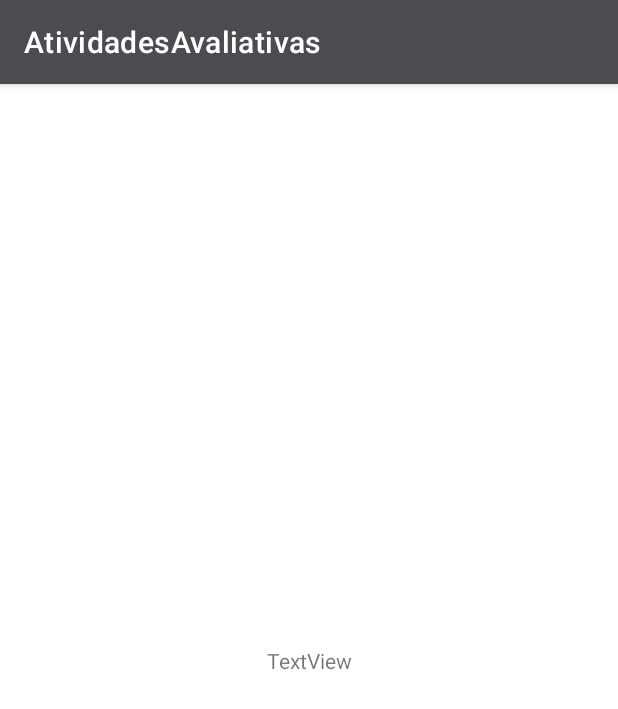
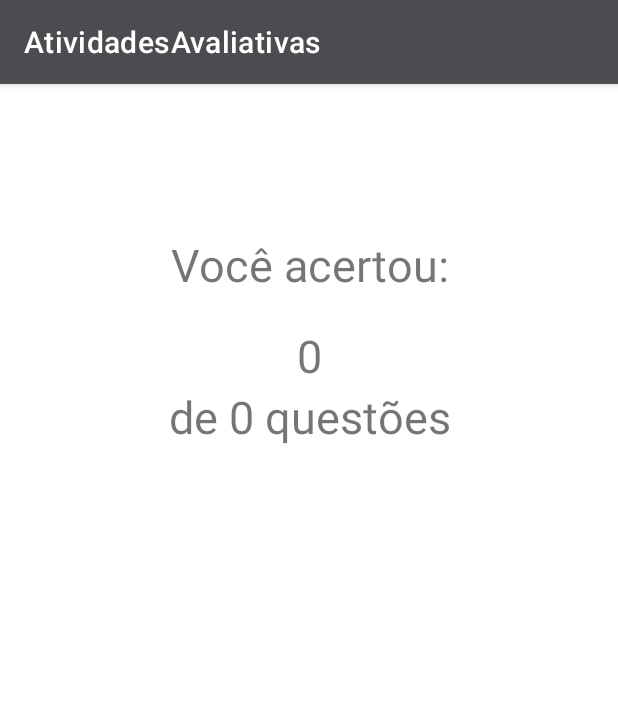
Before and after one commit to JesusAlexandre54/AtividadesAvaliativas, an Android app: the DwFim screen opened directly, with no data from a screen before it, on a phone screen of 412 x 824 dp. Shown: the top 709 px of the screen. Run offline under Robolectric (Android 15) with nearby library versions, the phone set to English and light mode, and no system bars; our stand-ins replace Firebase (no records; nobody signed in at launch, a user with empty details on screens opened directly).

Commit message:
tela de pontuação final

```diff
--- a/app/src/main/java/com/example/atividadesavaliativas/DesenvolvimentoWeb.java
+++ b/app/src/main/java/com/example/atividadesavaliativas/DesenvolvimentoWeb.java
@@ -46,6 +46,7 @@ public class DesenvolvimentoWeb extends AppCompatActivity {
             if (resp1==null){
                 i = new Intent(DesenvolvimentoWeb.this, DwFim.class);
                 i.putExtra("placar", Placar);
+                i.putExtra("questaoEscolhida",Questao);
                 startActivity(i);
 
             }else {
--- a/app/src/main/java/com/example/atividadesavaliativas/DwFim.java
+++ b/app/src/main/java/com/example/atividadesavaliativas/DwFim.java
@@ -2,13 +2,35 @@ package com.example.atividadesavaliativas;
 
 import androidx.appcompat.app.AppCompatActivity;
 
+import android.content.Intent;
 import android.os.Bundle;
+import android.widget.TextView;
 
 public class DwFim extends AppCompatActivity {
+
+    int Placar, Questao;
+    TextView acertos,total;
+    String mensagem1 = "de ";
+    String mensagem2 = " questões";
 
     @Override
     protected void onCreate(Bundle savedInstanceState) {
         super.onCreate(savedInstanceState);
         setContentView(R.layout.activity_dw_fim);
+        acertos = findViewById(R.id.acertos);
+        total = findViewById(R.id.total_questoes);
+
+
+        Intent intent = getIntent();
+        if(intent != null) {
+            Placar = intent.getIntExtra("placar", 0);
+            Questao = intent.getIntExtra("questaoEscolhida", 0);
+
+        }
+        String mensagem = mensagem1+String.valueOf(Placar)+mensagem2;
+        acertos.setText(String.valueOf(Placar));
+        total.setText(mensagem);
+
+
     }
 }
--- a/app/src/main/res/layout/activity_dw_fim.xml
+++ b/app/src/main/res/layout/activity_dw_fim.xml
@@ -1,18 +1,42 @@
 <?xml version="1.0" encoding="utf-8"?>
-<androidx.constraintlayout.widget.ConstraintLayout xmlns:android="http://schemas.android.com/apk/res/android"
+<LinearLayout xmlns:android="http://schemas.android.com/apk/res/android"
     xmlns:app="http://schemas.android.com/apk/res-auto"
     xmlns:tools="http://schemas.android.com/tools"
     android:layout_width="match_parent"
     android:layout_height="match_parent"
-    tools:context=".DwFim">
+    tools:context=".DwFim"
+    android:orientation="vertical"
+    >
 
     <TextView
-        android:id="@+id/textView2"
-        android:layout_width="wrap_content"
+        android:layout_width="match_parent"
         android:layout_height="wrap_content"
-        android:text="TextView"
-        app:layout_constraintBottom_toBottomOf="parent"
-        app:layout_constraintEnd_toEndOf="parent"
-        app:layout_constraintStart_toStartOf="parent"
-        app:layout_constraintTop_toTopOf="parent" />
-</androidx.constraintlayout.widget.ConstraintLayout>
+        android:textSize="30sp"
+        android:layout_marginTop="100dp"
+        android:gravity="center"
+        android:text="Você acertou:"
+
+        />
+
+    <TextView
+        android:id="@+id/acertos"
+        android:layout_width="match_parent"
+        android:layout_height="wrap_content"
+        android:textSize="30sp"
+       android:layout_marginTop="20dp"
+        android:gravity="center"
+        android:text="20"
+
+        />
+
+    <TextView
+        android:id="@+id/total_questoes"
+        android:layout_width="match_parent"
+        android:layout_height="wrap_content"
+        android:textSize="30sp"
+
+        android:gravity="center"
+        android:text="de 40 questões"
+
+        />
+</LinearLayout>
--- a/app/src/main/res/values/colors.xml
+++ b/app/src/main/res/values/colors.xml
@@ -7,4 +7,6 @@
     <color name="teal_700">#FF018786</color>
     <color name="black">#FF000000</color>
     <color name="white">#FFFFFFFF</color>
+    <color name="red">#F80404</color>
+    <color name="blue">#058CF8</color>
 </resources>
```
Also changed, not shown: app/src/main/java/com/example/atividadesavaliativas/DwQuestoes.java (+27 -3 lines), app/src/main/res/layout/activity_dw_questoes.xml (+10 -0 lines).
